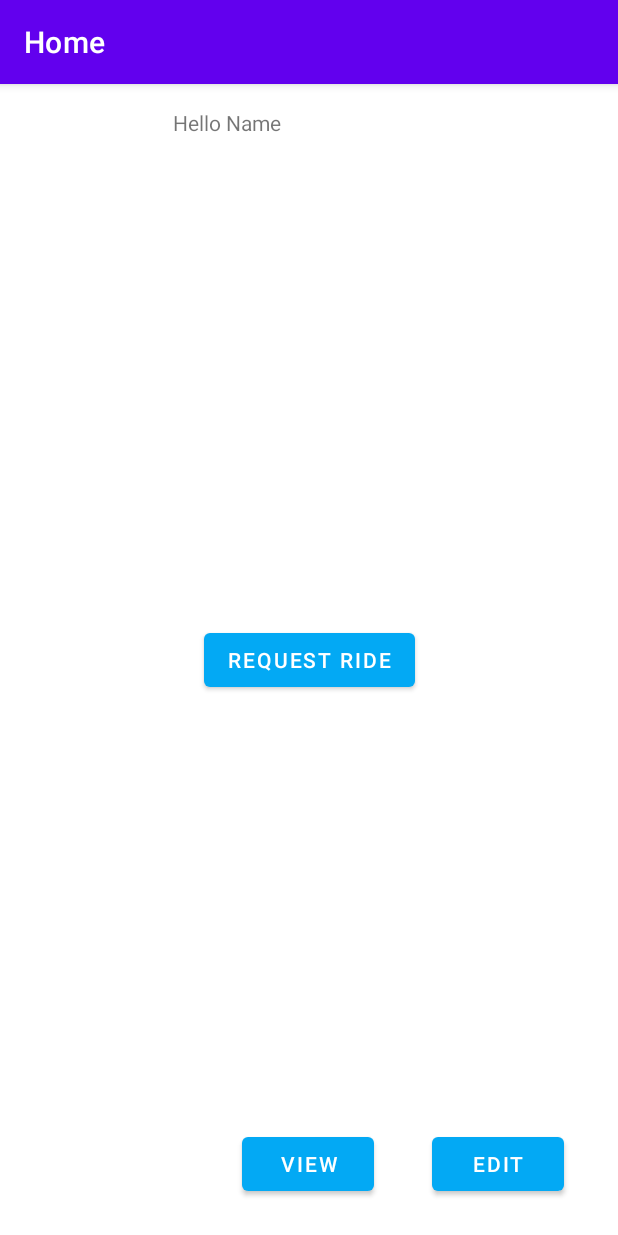
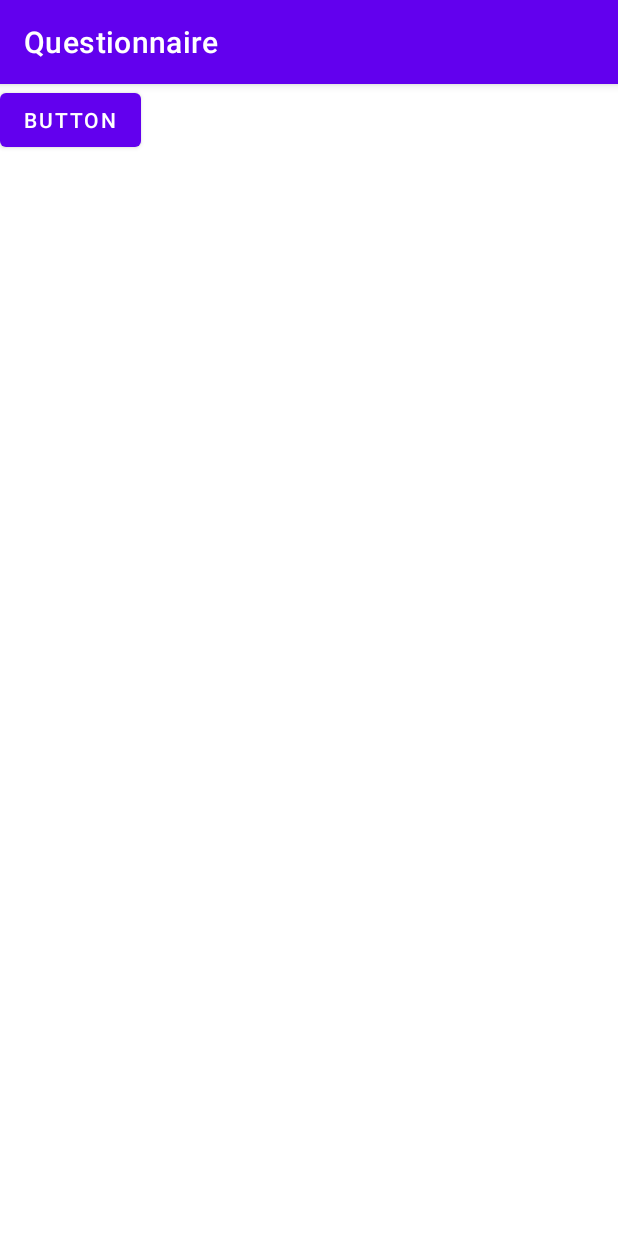
Before and after one commit to evan-placenis/PoolRide, an Android app: the screen it shows after launch (MainActivity before the commit, QuestionnaireActivity after it), after a tap on "SUBMIT", on a phone screen of 412 x 824 dp. Run offline under Robolectric (Android 15) with nearby library versions, the phone set to English and light mode, and no system bars.

Commit message:
created questionnaireActivity and navigated to main

```diff
--- a/app/src/main/AndroidManifest.xml
+++ b/app/src/main/AndroidManifest.xml
@@ -12,6 +12,9 @@
         android:theme="@style/Theme.JavaPoolRides"
         tools:targetApi="31">
         <activity
+            android:name=".QuestionnaireActivity"
+            android:exported="false" />
+        <activity
             android:name=".RegistrationActivity"
             android:exported="true">
             <intent-filter>
@@ -21,14 +24,13 @@
             </intent-filter>
         </activity>
         <activity
-            android:name=".EditActivity" android:label = "Edit Account"
-            android:parentActivityName=".MainActivity"
-            android:exported="false" />
+            android:name=".EditActivity"
+            android:exported="false"
+            android:label="Edit Account"
+            android:parentActivityName=".MainActivity" />
         <activity
             android:name=".MainActivity"
-            android:exported="false">
-
-        </activity>
+            android:exported="false"></activity>
     </application>
 
 </manifest>
--- a/app/src/main/java/com/example/javapoolrides/MainActivity.java
+++ b/app/src/main/java/com/example/javapoolrides/MainActivity.java
@@ -18,10 +18,10 @@ public class MainActivity extends AppCompatActivity {
         super.onCreate(savedInstanceState);
         setContentView(R.layout.activity_main);
         setTitle("Home");
-        Intent i = getIntent();
-        //passing data to another activity with PutExtra
-        String userName = i.getStringExtra("Registration");
-        ((TextView)findViewById(R.id.output)).setText("Hello " + userName);
+        // Intent i = getIntent();
+        //passing data to another activity with PutExtra;
+        // String userName = i.getStringExtra("Registration");
+        // ((TextView)findViewById(R.id.output)).setText("Hello " + userName);
     }
 
     public void editAccount(View v){
--- /dev/null
+++ b/app/src/main/java/com/example/javapoolrides/QuestionnaireActivity.java
@@ -0,0 +1,22 @@
+package com.example.javapoolrides;
+
+import androidx.appcompat.app.AppCompatActivity;
+
+import android.content.Intent;
+import android.os.Bundle;
+import android.view.View;
+
+public class QuestionnaireActivity extends AppCompatActivity {
+
+    @Override
+    protected void onCreate(Bundle savedInstanceState) {
+        super.onCreate(savedInstanceState);
+        setContentView(R.layout.activity_questionnaire);
+        setTitle("Questionnaire");
+    }
+
+    public void doSomething(View v) {
+        Intent i = new Intent(this, MainActivity.class);
+        startActivity(i);
+    }
+}
--- a/app/src/main/java/com/example/javapoolrides/RegistrationActivity.java
+++ b/app/src/main/java/com/example/javapoolrides/RegistrationActivity.java
@@ -19,7 +19,7 @@ public class RegistrationActivity extends AppCompatActivity {
     public void submitForm(View v){
         //launch a new activity
 
-        Intent i = new Intent(this, MainActivity.class);
+        Intent i = new Intent(this, QuestionnaireActivity.class);
         //
         String message = ((EditText)findViewById(R.id.userName)).getText().toString();
         i.putExtra("Registration", message);
--- /dev/null
+++ b/app/src/main/res/layout/activity_questionnaire.xml
@@ -0,0 +1,17 @@
+<?xml version="1.0" encoding="utf-8"?>
+<androidx.constraintlayout.widget.ConstraintLayout xmlns:android="http://schemas.android.com/apk/res/android"
+    xmlns:app="http://schemas.android.com/apk/res-auto"
+    xmlns:tools="http://schemas.android.com/tools"
+    android:layout_width="match_parent"
+    android:layout_height="match_parent"
+    tools:context=".QuestionnaireActivity">
+
+    <Button
+        android:id="@+id/button2"
+        android:layout_width="wrap_content"
+        android:layout_height="wrap_content"
+        android:onClick="doSomething"
+        android:text="Button"
+        tools:layout_editor_absoluteX="158dp"
+        tools:layout_editor_absoluteY="75dp" />
+</androidx.constraintlayout.widget.ConstraintLayout>
```
